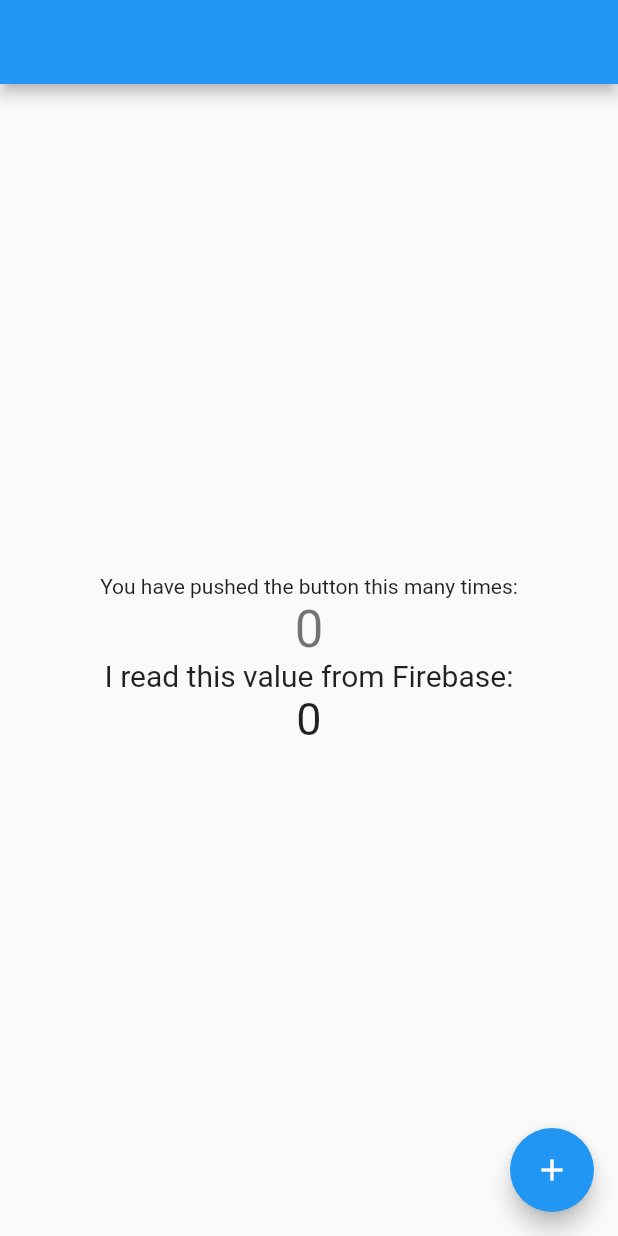
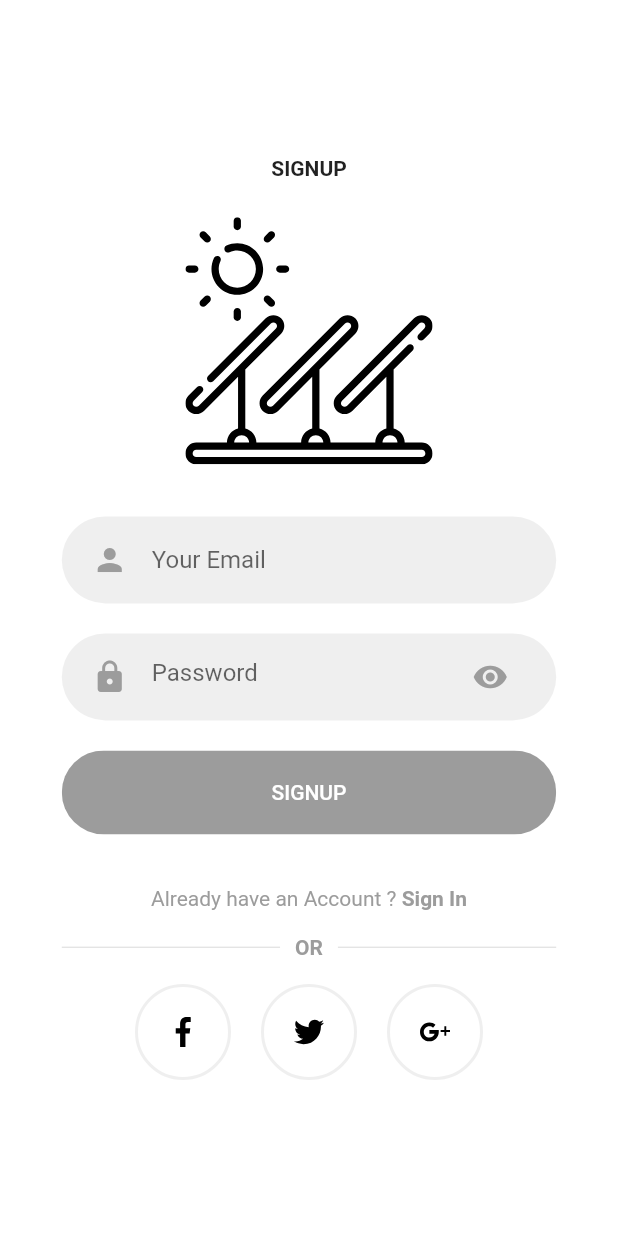
Before and after one commit to BurakYtu/GES_UI, a Flutter app: the screen it shows after launch, on a phone screen of 412 x 824 dp. Run offline on Flutter 3.47's test engine with Material 2 defaults, Android fonts, the phone set to English and light mode, and no system bars; our stand-ins replace firebase_auth, firebase_core, flutter_svg; accounts and stored records are empty.

Commit message:
denemeler
giriş denemeler

```diff
--- /dev/null
+++ b/ges/lib/Functions/Authentication.dart
@@ -0,0 +1,43 @@
+import 'package:firebase_auth/firebase_auth.dart';
+
+class AuthenticationService {
+  final FirebaseAuth _firebaseAuth;
+
+  AuthenticationService(this._firebaseAuth);
+
+  /// Changed to idTokenChanges as it updates depending on more cases.
+  Stream<User> get authStateChanges => _firebaseAuth.idTokenChanges();
+
+  /// This won't pop routes so you could do something like
+  /// Navigator.of(context).pushNamedAndRemoveUntil('/', (Route<dynamic> route) => false);
+  /// after you called this method if you want to pop all routes.
+  Future<void> signOut() async {
+    await _firebaseAuth.signOut();
+  }
+
+  /// There are a lot of different ways on how you can do exception handling.
+  /// This is to make it as easy as possible but a better way would be to
+  /// use your own custom class that would take the exception and return better
+  /// error messages. That way you can throw, return or whatever you prefer with that instead.
+  Future<String> signIn({String email, String password}) async {
+    try {
+      await _firebaseAuth.signInWithEmailAndPassword(email: email, password: password);
+      return "Signed in";
+    } on FirebaseAuthException catch (e) {
+      return e.message;
+    }
+  }
+
+  /// There are a lot of different ways on how you can do exception handling.
+  /// This is to make it as easy as possible but a better way would be to
+  /// use your own custom class that would take the exception and return better
+  /// error messages. That way you can throw, return or whatever you prefer with that instead.
+  Future<String> signUp({String email, String password}) async {
+    try {
+      await _firebaseAuth.createUserWithEmailAndPassword(email: email, password: password);
+      return "Signed up";
+    } on FirebaseAuthException catch (e) {
+      return e.message;
+    }
+  }
+}
--- /dev/null
+++ b/ges/lib/Functions/already_have_an_account_acheck.dart
@@ -0,0 +1,35 @@
+import 'package:flutter/material.dart';
+import '../theme.dart';
+
+class AlreadyHaveAnAccountCheck extends StatelessWidget {
+  final bool login;
+  final Function press;
+  const AlreadyHaveAnAccountCheck({
+    Key key,
+    this.login = true,
+    this.press,
+  }) : super(key: key);
+
+  @override
+  Widget build(BuildContext context) {
+    return Row(
+      mainAxisAlignment: MainAxisAlignment.center,
+      children: <Widget>[
+        Text(
+          login ? "Don’t have an Account ? " : "Already have an Account ? ",
+          style: TextStyle(color: kPrimaryColor),
+        ),
+        GestureDetector(
+          onTap: press,
+          child: Text(
+            login ? "Sign Up" : "Sign In",
+            style: TextStyle(
+              color: kPrimaryColor,
+              fontWeight: FontWeight.bold,
+            ),
+          ),
+        )
+      ],
+    );
+  }
+}
--- /dev/null
+++ b/ges/lib/Functions/rounded_button.dart
@@ -0,0 +1,36 @@
+import 'package:flutter/material.dart';
+import '../theme.dart';
+
+class RoundedButton extends StatelessWidget {
+  final String text;
+  final Function press;
+  final Color color, textColor;
+  const RoundedButton({
+    Key key,
+    this.text,
+    this.press,
+    this.color = kPrimaryColor,
+    this.textColor = Colors.white,
+  }) : super(key: key);
+
+  @override
+  Widget build(BuildContext context) {
+    Size size = MediaQuery.of(context).size;
+    return Container(
+      margin: EdgeInsets.symmetric(vertical: 10),
+      width: size.width * 0.8,
+      child: ClipRRect(
+        borderRadius: BorderRadius.circular(29),
+        child: FlatButton(
+          padding: EdgeInsets.symmetric(vertical: 20, horizontal: 40),
+          color: color,
+          onPressed: press,
+          child: Text(
+            text,
+            style: TextStyle(color: textColor),
+          ),
+        ),
+      ),
+    );
+  }
+}
--- /dev/null
+++ b/ges/lib/Functions/rounded_input_field.dart
@@ -0,0 +1,33 @@
+import 'package:flutter/material.dart';
+import 'package:ges/Functions/text_field_container.dart';
+import '../theme.dart';
+
+class RoundedInputField extends StatelessWidget {
+  final String hintText;
+  final IconData icon;
+  final ValueChanged<String> onChanged;
+  const RoundedInputField({
+    Key key,
+    this.hintText,
+    this.icon = Icons.person,
+    this.onChanged,
+  }) : super(key: key);
+
+  @override
+  Widget build(BuildContext context) {
+    return TextFieldContainer(
+      child: TextField(
+        onChanged: onChanged,
+        cursorColor: kPrimaryColor,
+        decoration: InputDecoration(
+          icon: Icon(
+            icon,
+            color: kPrimaryColor,
+          ),
+          hintText: hintText,
+          border: InputBorder.none,
+        ),
+      ),
+    );
+  }
+}
--- /dev/null
+++ b/ges/lib/Functions/rounded_password_field.dart
@@ -0,0 +1,35 @@
+import 'package:flutter/material.dart';
+import 'package:ges/Functions/text_field_container.dart';
+import '../theme.dart';
+
+
+class RoundedPasswordField extends StatelessWidget {
+  final ValueChanged<String> onChanged;
+  const RoundedPasswordField({
+    Key key,
+    this.onChanged,
+  }) : super(key: key);
+
+  @override
+  Widget build(BuildContext context) {
+    return TextFieldContainer(
+      child: TextField(
+        obscureText: true,
+        onChanged: onChanged,
+        cursorColor: kPrimaryColor,
+        decoration: InputDecoration(
+          hintText: "Password",
+          icon: Icon(
+            Icons.lock,
+            color: kPrimaryColor,
+          ),
+          suffixIcon: Icon(
+            Icons.visibility,
+            color: kPrimaryColor,
+          ),
+          border: InputBorder.none,
+        ),
+      ),
+    );
+  }
+}
--- /dev/null
+++ b/ges/lib/Functions/social_icon.dart
@@ -0,0 +1,36 @@
+import 'package:flutter/material.dart';
+import 'package:flutter_svg/flutter_svg.dart';
+import '../theme.dart';
+
+class SocalIcon extends StatelessWidget {
+  final String iconSrc;
+  final Function press;
+  const SocalIcon({
+    Key key,
+    this.iconSrc,
+    this.press,
+  }) : super(key: key);
+
+  @override
+  Widget build(BuildContext context) {
+    return GestureDetector(
+      onTap: press,
+      child: Container(
+        margin: EdgeInsets.symmetric(horizontal: 10),
+        padding: EdgeInsets.all(20),
+        decoration: BoxDecoration(
+          border: Border.all(
+            width: 2,
+            color: kPrimaryLightColor,
+          ),
+          shape: BoxShape.circle,
+        ),
+        child: SvgPicture.asset(
+          iconSrc,
+          height: 20,
+          width: 20,
+        ),
+      ),
+    );
+  }
+}
--- /dev/null
+++ b/ges/lib/Functions/text_field_container.dart
@@ -0,0 +1,25 @@
+import 'package:flutter/material.dart';
+import '../theme.dart';
+
+class TextFieldContainer extends StatelessWidget {
+  final Widget child;
+  const TextFieldContainer({
+    Key key,
+    this.child,
+  }) : super(key: key);
+
+  @override
+  Widget build(BuildContext context) {
+    Size size = MediaQuery.of(context).size;
+    return Container(
+      margin: EdgeInsets.symmetric(vertical: 10),
+      padding: EdgeInsets.symmetric(horizontal: 20, vertical: 5),
+      width: size.width * 0.8,
+      decoration: BoxDecoration(
+        color: kPrimaryLightColor,
+        borderRadius: BorderRadius.circular(29),
+      ),
+      child: child,
+    );
+  }
+}
--- /dev/null
+++ b/ges/lib/Screens/Signup.dart
@@ -0,0 +1,112 @@
+import 'package:flutter/material.dart';
+import 'package:flutter_svg/svg.dart';
+import 'package:ges/Functions/already_have_an_account_acheck.dart';
+import 'package:ges/Functions/rounded_button.dart';
+import 'package:ges/Functions/rounded_input_field.dart';
+import 'package:ges/Functions/rounded_password_field.dart';
+import 'package:ges/Functions/social_icon.dart';
+import '../theme.dart';
+import 'package:firebase_auth/firebase_auth.dart';
+import 'login.dart';
+
+class SignUpScreen extends StatelessWidget {
+  @override
+  Widget build(BuildContext context) {
+    Size size = MediaQuery.of(context).size;
+    return Scaffold(
+      body: Center(
+        child: SingleChildScrollView(
+          child: Column(
+            mainAxisAlignment: MainAxisAlignment.center,
+            children: <Widget>[
+              Text(
+                "SIGNUP",
+                style: TextStyle(fontWeight: FontWeight.bold),
+              ),
+              SizedBox(height: size.height * 0.03),
+              SvgPicture.asset("lib/assets/signup.svg", height: size.height * 0.2,),
+              SizedBox(height: size.height * 0.03),
+              RoundedInputField(
+                hintText: "Your Email",
+                onChanged: (value) {},
+              ),
+              RoundedPasswordField(
+                onChanged: (value) {},
+              ),
+              RoundedButton(
+                text: "SIGNUP",
+                press: () async {
+                  try {
+                    UserCredential userCredential = await FirebaseAuth.instance.createUserWithEmailAndPassword(
+                        email: "dene@gmail.com",
+                        password: "Deneme1234"
+                    );
+                  } on FirebaseAuthException catch (e) {
+                    if (e.code == 'weak-password') {
+                      print('The password provided is too weak.');
+                    } else if (e.code == 'email-already-in-use') {
+                      print('The account already exists for that email.');
+                    }
+                  } catch (e) {
+                    print(e);
+                  }
+                },
+              ),
+              SizedBox(height: size.height * 0.03),
+              AlreadyHaveAnAccountCheck(
+                login: false,
+                press: () {
+                  Navigator.pop(context);
+                },
+              ),
+              Container(
+                margin: EdgeInsets.symmetric(vertical: size.height * 0.02), width: size.width * 0.8,
+                child: Row(
+                  children: <Widget>[
+                    buildDivider(),
+                    Padding(
+                      padding: const EdgeInsets.symmetric(horizontal: 10),
+                      child: Text("OR",
+                        style: TextStyle(
+                          color: kPrimaryColor,
+                          fontWeight: FontWeight.w600,
+                        ),
+                      ),
+                    ),
+                    buildDivider(),
+                  ],
+                ),
+              ),
+              Row(
+                mainAxisAlignment: MainAxisAlignment.center,
+                children: <Widget>[
+                  SocalIcon(
+                    iconSrc: "lib/assets/facebook.svg",
+                    press: () {},
+                  ),
+                  SocalIcon(
+                    iconSrc: "lib/assets/twitter.svg",
+                    press: () {},
+                  ),
+                  SocalIcon(
+                    iconSrc: "lib/assets/google-plus.svg",
+                    press: () {},
+                  ),
+                ],
+              )
+            ],
+          ),
+        ),
+      ),
+    );
+  }
+}
+
+Expanded buildDivider() {
+  return Expanded(
+    child: Divider(
+      color: Color(0xFFD9D9D9),
+      height: 1.5,
+    ),
+  );
+}
--- a/ges/lib/main.dart
+++ b/ges/lib/main.dart
@@ -1,53 +1,56 @@
+import 'package:firebase_core/firebase_core.dart';
 import 'package:flutter/material.dart';
+import 'package:ges/theme.dart';
+import 'package:provider/provider.dart';
+import 'Functions/Authentication.dart';
+import 'Screens/Signup.dart';
+import 'Screens/Welcome.dart';
+import 'package:firebase_auth/firebase_auth.dart';
 
-void main(){
-  runApp(MaterialApp(
-    debugShowCheckedModeBanner: false,
-    home: gesui(),
-  ));
+import 'Screens/login.dart';
+
+Future<void> main() async {
+  WidgetsFlutterBinding.ensureInitialized();
+  await Firebase.initializeApp();
+  runApp(MyApp());
 }
 
-class gesui extends StatefulWidget {
-  @override
-  _gesuiState createState() => _gesuiState();
-}
-
-class _gesuiState extends State<gesui> {
-  int _counter = 0;
-  int firabasedata = 0;
-
-  void _incrementCounter() {
-    setState(() {
-      _counter++;
-    });
-  }
-
+class MyApp extends StatelessWidget {
   @override
   Widget build(BuildContext context) {
-    return Scaffold(
-      appBar: AppBar(
-      ),
-      body: Center(
-        child: Column(
-          mainAxisAlignment: MainAxisAlignment.center,
-          children: <Widget>[
-            Text(
-              'You have pushed the button this many times:',
-            ),
-            Text(
-              '$_counter',
-              style: Theme.of(context).textTheme.headline4,
-            ),
-            Text('I read this value from Firebase:',style: TextStyle(fontSize: 20)),
-            Text(firabasedata.toString(),style: TextStyle(fontSize: 30)),
-          ],
+    return MultiProvider(
+      providers: [
+        Provider<AuthenticationService>(
+          create: (_) => AuthenticationService(FirebaseAuth.instance),
         ),
-      ),
-      floatingActionButton: FloatingActionButton(
-        onPressed: _incrementCounter,
-        tooltip: 'Increment',
-        child: Icon(Icons.add),
+        StreamProvider(
+          create: (context) => context.read<AuthenticationService>().authStateChanges,
+        )
+      ],
+      child: MaterialApp(
+        debugShowCheckedModeBanner: false,
+        theme: ThemeData(
+          primaryColor: kPrimaryColor,
+          scaffoldBackgroundColor: Colors.white,
+        ),
+        home: AuthenticationWrapper(),
       ),
     );
   }
 }
+
+class AuthenticationWrapper extends StatelessWidget {
+  @override
+  Widget build(BuildContext context) {
+    return SignUpScreen();
+    /*
+    final firebaseUser = context.watch<User>();
+
+    if (firebaseUser != null) {
+      return WelcomeScreen();
+    }
+    return LoginScreen();
+
+ */
+  }
+}
--- /dev/null
+++ b/ges/lib/theme.dart
@@ -0,0 +1,4 @@
+import 'package:flutter/material.dart';
+
+const kPrimaryColor = Color(0xFF9C9C9C);
+const kPrimaryLightColor = Color(0xFFEFEFEF);
```
Also changed, not shown: ges/lib/Screens/Welcome.dart (added, +60 -0 lines), ges/lib/Screens/login.dart (added, +81 -0 lines), ges/pubspec.yaml (+14 -2 lines), ges/lib/assets/facebook.svg (added), ges/lib/assets/google-plus.svg (added), ges/lib/assets/login.svg (added), ges/lib/assets/signup.svg (added), ges/lib/assets/twitter.svg (added), ges/lib/assets/welcome.svg (added), ges/pubspec.lock, 4 other files.
